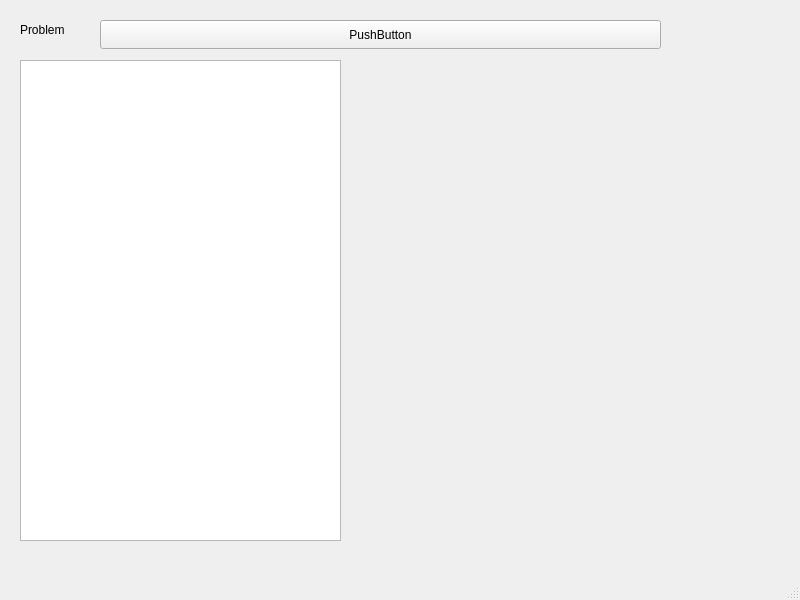
This is knapsackwindow.ui in alangomes7/Knapsack-problem as Qt 5 draws it before an edit. The edited form follows.
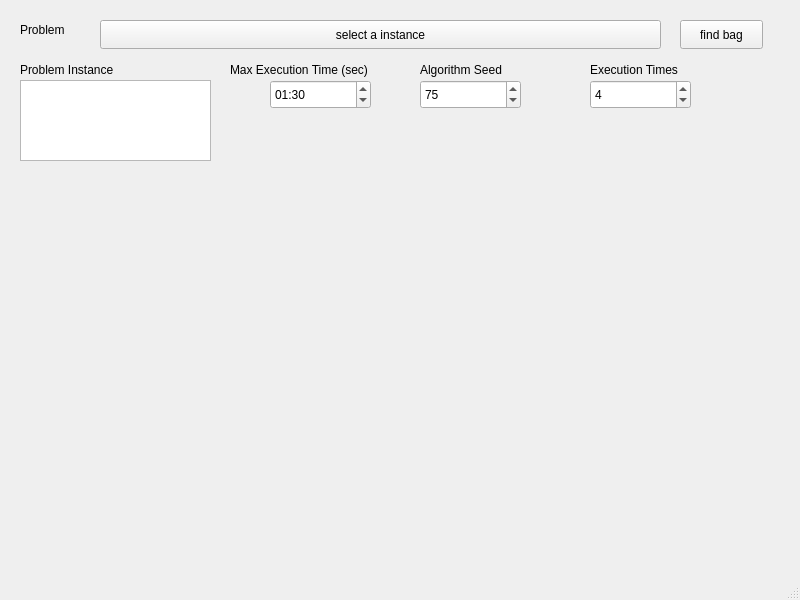
This is the edited form.

The edit to the form file:
```diff
--- a/knapsackwindow.ui
+++ b/knapsackwindow.ui
@@ -37,17 +37,135 @@
      </rect>
     </property>
     <property name="text">
-     <string>PushButton</string>
+     <string>select a instance</string>
     </property>
    </widget>
    <widget class="QPlainTextEdit" name="plainTextEdit_problem">
     <property name="geometry">
      <rect>
       <x>20</x>
+      <y>80</y>
+      <width>191</width>
+      <height>81</height>
+     </rect>
+    </property>
+   </widget>
+   <widget class="QLabel" name="label_problemInstamce">
+    <property name="geometry">
+     <rect>
+      <x>20</x>
       <y>60</y>
-      <width>321</width>
-      <height>481</height>
+      <width>121</width>
+      <height>20</height>
      </rect>
+    </property>
+    <property name="text">
+     <string>Problem Instance</string>
+    </property>
+   </widget>
+   <widget class="QPushButton" name="pushButton_findBag">
+    <property name="geometry">
+     <rect>
+      <x>680</x>
+      <y>20</y>
+      <width>83</width>
+      <height>29</height>
+     </rect>
+    </property>
+    <property name="text">
+     <string>find bag</string>
+    </property>
+   </widget>
+   <widget class="QLabel" name="label_maxExecutionTime">
+    <property name="geometry">
+     <rect>
+      <x>230</x>
+      <y>60</y>
+      <width>171</width>
+      <height>20</height>
+     </rect>
+    </property>
+    <property name="text">
+     <string>Max Execution Time (sec)</string>
+    </property>
+   </widget>
+   <widget class="QLabel" name="label_algorithmSeed">
+    <property name="geometry">
+     <rect>
+      <x>420</x>
+      <y>60</y>
+      <width>111</width>
+      <height>20</height>
+     </rect>
+    </property>
+    <property name="text">
+     <string>Algorithm Seed</string>
+    </property>
+   </widget>
+   <widget class="QTimeEdit" name="timeEdit_maxExecutionTime">
+    <property name="geometry">
+     <rect>
+      <x>270</x>
+      <y>80</y>
+      <width>101</width>
+      <height>29</height>
+     </rect>
+    </property>
+    <property name="maximumTime">
+     <time>
+      <hour>1</hour>
+      <minute>0</minute>
+      <second>0</second>
+     </time>
+    </property>
+    <property name="displayFormat">
+     <string>mm:ss</string>
+    </property>
+    <property name="time">
+     <time>
+      <hour>0</hour>
+      <minute>1</minute>
+      <second>30</second>
+     </time>
+    </property>
+   </widget>
+   <widget class="QSpinBox" name="spinBox_algorithmSeed">
+    <property name="geometry">
+     <rect>
+      <x>420</x>
+      <y>80</y>
+      <width>101</width>
+      <height>29</height>
+     </rect>
+    </property>
+    <property name="value">
+     <number>75</number>
+    </property>
+   </widget>
+   <widget class="QLabel" name="label_executionTimes">
+    <property name="geometry">
+     <rect>
+      <x>590</x>
+      <y>60</y>
+      <width>111</width>
+      <height>20</height>
+     </rect>
+    </property>
+    <property name="text">
+     <string>Execution Times</string>
+    </property>
+   </widget>
+   <widget class="QSpinBox" name="spinBox_executionTimes">
+    <property name="geometry">
+     <rect>
+      <x>590</x>
+      <y>80</y>
+      <width>101</width>
+      <height>29</height>
+     </rect>
+    </property>
+    <property name="value">
+     <number>4</number>
     </property>
    </widget>
   </widget>
```
